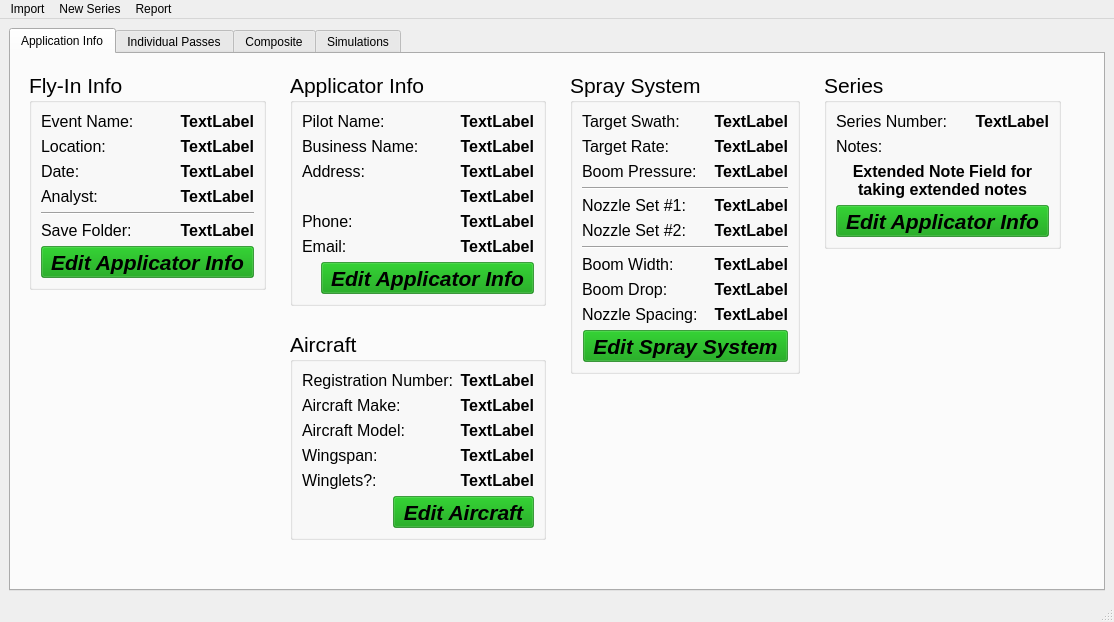
First picture: the form in mainWindow.ui, repository gill14/AccuPatt, before the edit.
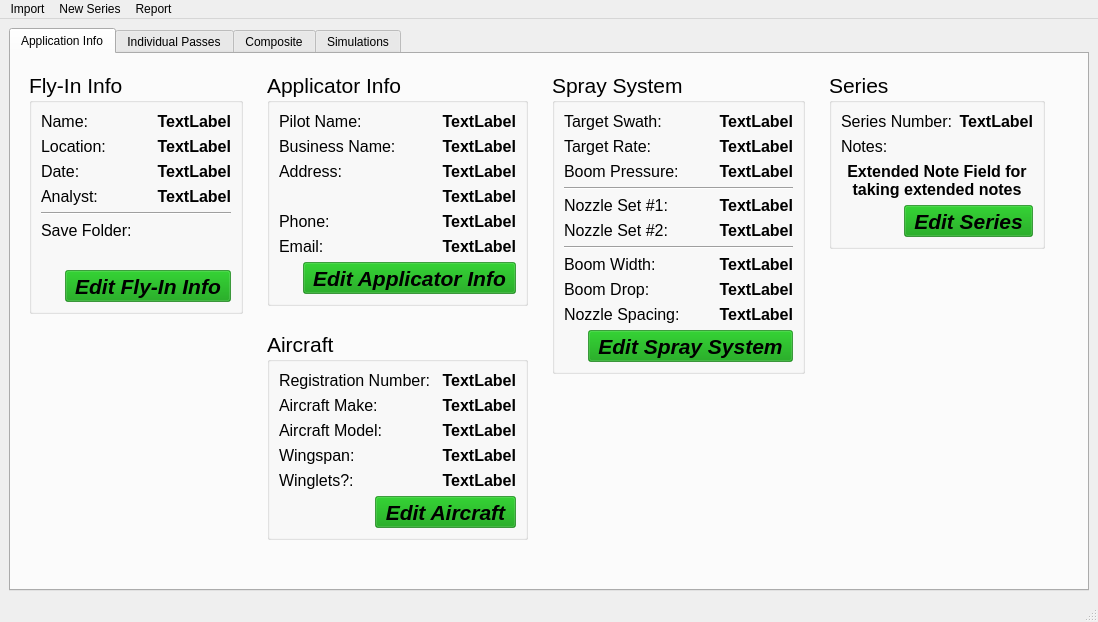
Second picture: the form after the edit. The open tabs and pages were chosen to show the change. Icons and pictures are not drawn. Custom widgets are drawn as their Qt base class.

Commit message: Added Flyin Info to AppInfo/UI, 'dir' in setting

```diff
--- a/mainWindow.ui
+++ b/mainWindow.ui
@@ -6,7 +6,7 @@
    <rect>
     <x>0</x>
     <y>0</y>
-    <width>1114</width>
+    <width>1098</width>
     <height>622</height>
    </rect>
   </property>
@@ -48,7 +48,7 @@
        <enum>QTabWidget::North</enum>
       </property>
       <property name="currentIndex">
-       <number>3</number>
+       <number>0</number>
       </property>
       <property name="elideMode">
        <enum>Qt::ElideRight</enum>
@@ -149,18 +149,24 @@
                    </font>
                   </property>
                   <property name="text">
-                   <string>Event Name:</string>
+                   <string>Name:</string>
                   </property>
                  </widget>
                 </item>
                 <item>
                  <widget class="QLabel" name="labelEvent">
                   <property name="sizePolicy">
-                   <sizepolicy hsizetype="Expanding" vsizetype="Preferred">
+                   <sizepolicy hsizetype="Expanding" vsizetype="Expanding">
                     <horstretch>0</horstretch>
                     <verstretch>0</verstretch>
                    </sizepolicy>
                   </property>
+                  <property name="maximumSize">
+                   <size>
+                    <width>16777215</width>
+                    <height>16777215</height>
+                   </size>
+                  </property>
                   <property name="font">
                    <font>
                     <pointsize>12</pointsize>
@@ -174,6 +180,9 @@
                   <property name="alignment">
                    <set>Qt::AlignRight|Qt::AlignTrailing|Qt::AlignVCenter</set>
                   </property>
+                  <property name="wordWrap">
+                   <bool>true</bool>
+                  </property>
                  </widget>
                 </item>
                </layout>
@@ -364,6 +373,8 @@
                   </property>
                  </widget>
                 </item>
+               </layout>
+              </item>
                 <item>
                  <widget class="QLabel" name="labelSaveFolder">
                   <property name="sizePolicy">
@@ -372,6 +383,12 @@
                     <verstretch>0</verstretch>
                    </sizepolicy>
                   </property>
+                <property name="maximumSize">
+                 <size>
+                  <width>160</width>
+                  <height>16777215</height>
+                 </size>
+                </property>
                   <property name="font">
                    <font>
                     <pointsize>12</pointsize>
@@ -380,14 +397,15 @@
                    </font>
                   </property>
                   <property name="text">
-                   <string>TextLabel</string>
+                 <string/>
                   </property>
                   <property name="alignment">
                    <set>Qt::AlignRight|Qt::AlignTrailing|Qt::AlignVCenter</set>
                   </property>
-                 </widget>
-                </item>
-               </layout>
+                <property name="wordWrap">
+                 <bool>true</bool>
+                </property>
+               </widget>
               </item>
               <item>
                <layout class="QHBoxLayout" name="horizontalLayout_34">
@@ -405,7 +423,7 @@
                  </spacer>
                 </item>
                 <item>
-                 <widget class="QToolButton" name="buttonEditApplicatorInfo_2">
+                 <widget class="QToolButton" name="buttonEditFlyinInfo">
                   <property name="font">
                    <font>
                     <weight>75</weight>
@@ -426,7 +444,7 @@
                    <string notr="true">background-color: rgba(0, 152, 0, 153)</string>
                   </property>
                   <property name="text">
-                   <string>Edit Applicator Info</string>
+                   <string>Edit Fly-In Info</string>
                   </property>
                   <property name="icon">
                    <iconset>
@@ -1910,7 +1928,7 @@
                    <string notr="true">background-color: rgba(0, 152, 0, 153)</string>
                   </property>
                   <property name="text">
-                   <string>Edit Applicator Info</string>
+                   <string>Edit Series</string>
                   </property>
                   <property name="icon">
                    <iconset>
@@ -3278,7 +3296,7 @@
     <rect>
      <x>0</x>
      <y>0</y>
-     <width>1114</width>
+     <width>1098</width>
      <height>22</height>
     </rect>
    </property>
```
Lines whose indentation alone changed are shown as unchanged. The commit also changes 6 other files.
